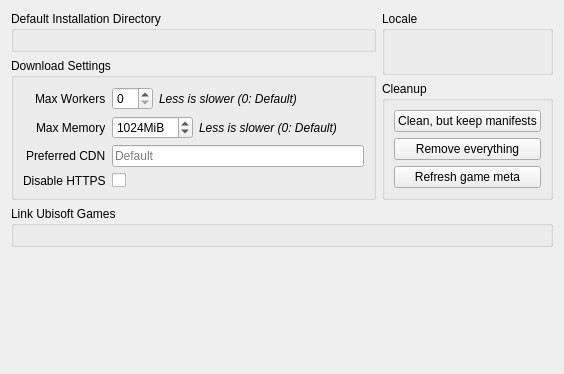
First picture: the form in rare/ui/components/tabs/settings/legendary.ui, repository RareDevs/Rare, before the edit.
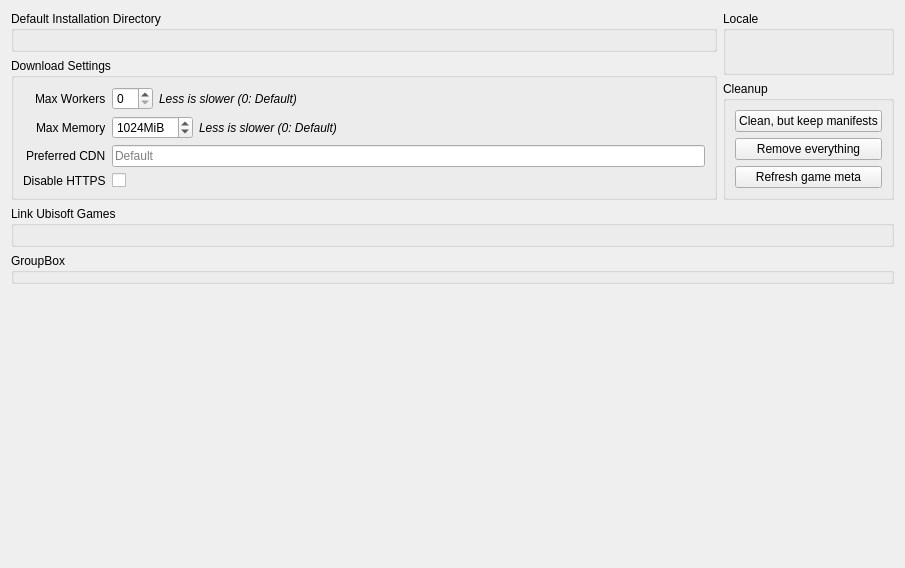
Second picture: the form after the edit.

Commit message: Add Epic Overlay Settings in Legendary Settings + Update Legendary submodule

Diff of the .ui file:
```diff
--- a/rare/ui/components/tabs/settings/legendary.ui
+++ b/rare/ui/components/tabs/settings/legendary.ui
@@ -6,8 +6,8 @@
    <rect>
     <x>0</x>
     <y>0</y>
-    <width>564</width>
-    <height>374</height>
+       <width>905</width>
+       <height>568</height>
    </rect>
   </property>
   <property name="windowTitle">
@@ -27,6 +27,9 @@
        <property name="title">
         <string>Locale</string>
        </property>
+             <property name="alignment">
+                 <set>Qt::AlignLeading|Qt::AlignLeft|Qt::AlignTop</set>
+             </property>
        <layout class="QVBoxLayout" name="locale_layout"/>
       </widget>
      </item>
@@ -35,6 +38,9 @@
        <property name="title">
         <string>Cleanup</string>
        </property>
+             <property name="alignment">
+                 <set>Qt::AlignLeading|Qt::AlignLeft|Qt::AlignTop</set>
+             </property>
        <layout class="QVBoxLayout" name="cleanup_layout">
         <item>
          <widget class="QPushButton" name="clean_keep_manifests_button">
@@ -62,14 +68,6 @@
      </item>
     </layout>
    </item>
-   <item row="1" column="0" colspan="2">
-    <widget class="QGroupBox" name="ubisoft_gb">
-     <property name="title">
-      <string>Link Ubisoft Games</string>
-     </property>
-     <layout class="QVBoxLayout" name="verticalLayout"/>
-    </widget>
-   </item>
    <item row="0" column="0">
     <layout class="QVBoxLayout" name="left_layout">
      <item>
@@ -77,6 +75,9 @@
        <property name="title">
         <string>Default Installation Directory</string>
        </property>
+             <property name="alignment">
+                 <set>Qt::AlignLeading|Qt::AlignLeft|Qt::AlignTop</set>
+             </property>
        <layout class="QVBoxLayout" name="install_dir_layout"/>
       </widget>
      </item>
@@ -85,6 +86,9 @@
        <property name="title">
         <string>Download Settings</string>
        </property>
+             <property name="alignment">
+                 <set>Qt::AlignLeading|Qt::AlignLeft|Qt::AlignTop</set>
+             </property>
        <layout class="QFormLayout" name="download_layout">
         <property name="labelAlignment">
          <set>Qt::AlignRight|Qt::AlignTrailing|Qt::AlignVCenter</set>
@@ -219,6 +223,24 @@
     </layout>
    </item>
    <item row="2" column="0" colspan="2">
+          <widget class="QGroupBox" name="ubisoft_gb">
+              <property name="title">
+                  <string>Link Ubisoft Games</string>
+              </property>
+              <property name="alignment">
+                  <set>Qt::AlignLeading|Qt::AlignLeft|Qt::AlignTop</set>
+              </property>
+              <layout class="QVBoxLayout" name="verticalLayout"/>
+          </widget>
+      </item>
+      <item row="3" column="0" colspan="2">
+          <widget class="QGroupBox" name="eos_placeholder">
+              <property name="title">
+                  <string notr="true">GroupBox</string>
+              </property>
+          </widget>
+      </item>
+      <item row="4" column="0" colspan="2">
     <spacer name="verticalSpacer">
      <property name="orientation">
       <enum>Qt::Vertical</enum>
```
Lines whose indentation alone changed are shown as unchanged. The commit also changes 9 other files.
